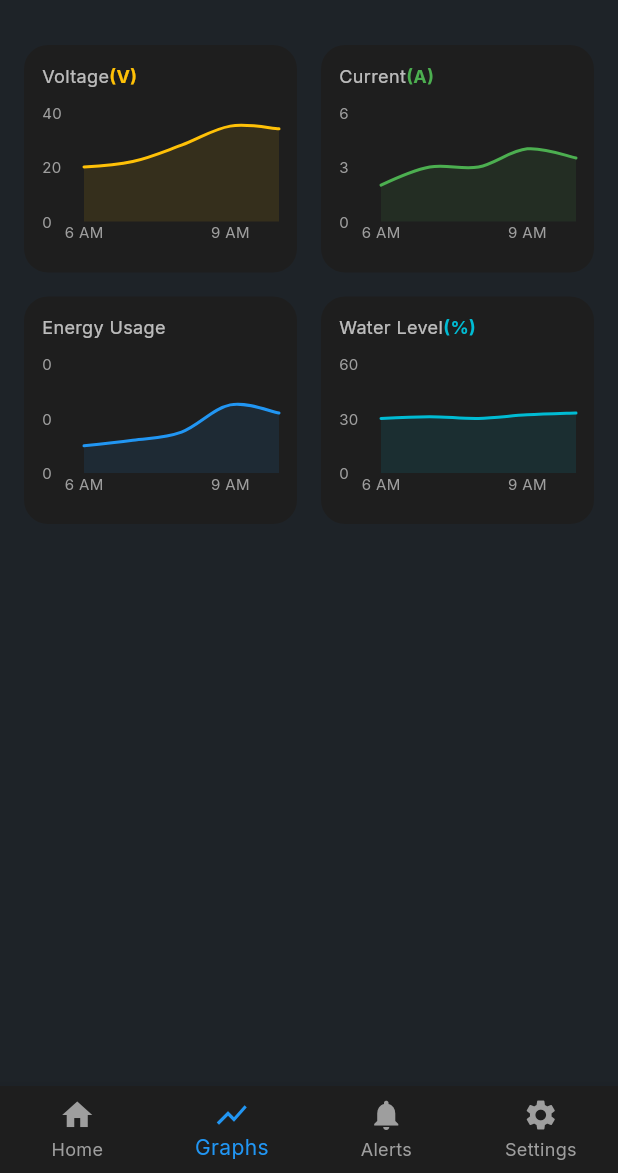
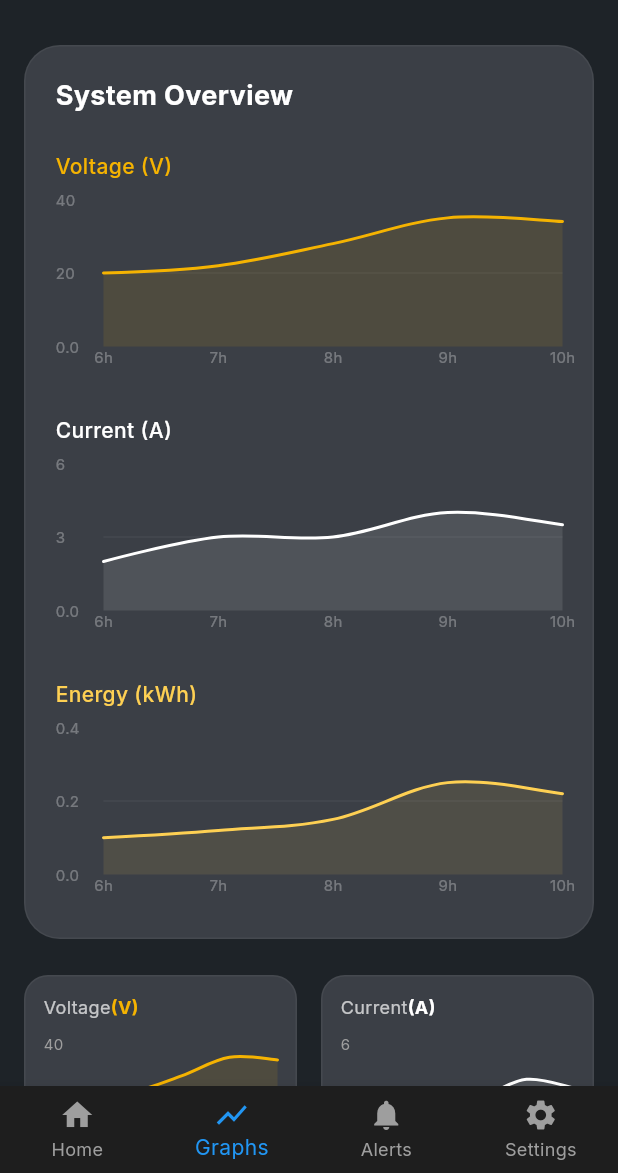
Before and after one commit to Jayabed45/AEAPAMSCTUTC, a Flutter app: the screen it shows after launch, item 2 of the bottom bar chosen, on a phone screen of 412 x 824 dp, the part 63-1236 px from its top. Run offline on Flutter 3.47's test engine with Material 3 defaults, Android fonts, the phone set to English and light mode, and no system bars; drawn by our look-alikes of fl_chart; our stand-ins replace google_fonts.

Commit message:
graphs analytics updated

```diff
--- a/lib/screens/graphs_screen.dart
+++ b/lib/screens/graphs_screen.dart
@@ -2,6 +2,8 @@ import 'package:flutter/material.dart';
 import 'package:fl_chart/fl_chart.dart';
 import '../widgets/statistic_chart.dart';
 import '../widgets/custom_header.dart';
+import '../widgets/combined_charts_section.dart';
+import '../constants/app_colors.dart';
 
 class GraphsScreen extends StatelessWidget {
   const GraphsScreen({super.key});
@@ -9,15 +11,15 @@ class GraphsScreen extends StatelessWidget {
   @override
   Widget build(BuildContext context) {
     return Scaffold(
-      appBar: const CustomHeader(
-        title: Text('Statistics'),
-      ),
+      appBar: const CustomHeader(title: Text('Statistics')),
       body: SafeArea(
         child: SingleChildScrollView(
           padding: const EdgeInsets.all(16.0),
           child: Column(
             crossAxisAlignment: CrossAxisAlignment.start,
             children: [
+              const CombinedChartsSection(),
+              const SizedBox(height: 24),
               LayoutBuilder(
                 builder: (context, constraints) {
                   // Responsive grid: 2 columns on mobile, 3 on tablet, 4 on desktop
@@ -39,7 +41,7 @@ class GraphsScreen extends StatelessWidget {
                       StatisticChart(
                         title: 'Voltage',
                         unit: '(V)',
-                        lineColor: Colors.amber,
+                        lineColor: AppColors.primary,
                         maxY: 40,
                         spots: const [
                           FlSpot(6, 20),
@@ -52,7 +54,7 @@ class GraphsScreen extends StatelessWidget {
                       StatisticChart(
                         title: 'Current',
                         unit: '(A)',
-                        lineColor: Colors.green,
+                        lineColor: Colors.white,
                         maxY: 6,
                         spots: const [
                           FlSpot(6, 2),
@@ -65,7 +67,7 @@ class GraphsScreen extends StatelessWidget {
                       StatisticChart(
                         title: 'Energy Usage',
                         unit: '',
-                        lineColor: Colors.blue,
+                        lineColor: AppColors.secondary,
                         maxY: 0.4,
                         spots: const [
                           FlSpot(6, 0.1),
@@ -78,7 +80,7 @@ class GraphsScreen extends StatelessWidget {
                       StatisticChart(
                         title: 'Water Level',
                         unit: '(%)',
-                        lineColor: Colors.cyan,
+                        lineColor: Colors.white,
                         maxY: 60,
                         spots: const [
                           FlSpot(6, 30),
--- /dev/null
+++ b/lib/widgets/combined_charts_section.dart
@@ -0,0 +1,141 @@
+import 'package:fl_chart/fl_chart.dart';
+import 'package:flutter/material.dart';
+import '../constants/app_colors.dart';
+
+class CombinedChartsSection extends StatelessWidget {
+  const CombinedChartsSection({super.key});
+
+  @override
+  Widget build(BuildContext context) {
+    return Container(
+      padding: const EdgeInsets.all(20),
+      decoration: BoxDecoration(
+        color: AppColors.card,
+        borderRadius: BorderRadius.circular(24),
+        border: Border.all(color: Colors.white.withOpacity(0.05)),
+      ),
+      child: Column(
+        crossAxisAlignment: CrossAxisAlignment.start,
+        children: [
+          const Text(
+            'System Overview',
+            style: TextStyle(
+              color: Colors.white,
+              fontSize: 18,
+              fontWeight: FontWeight.bold,
+            ),
+          ),
+          const SizedBox(height: 24),
+          _buildSingleChart('Voltage (V)', AppColors.primary, 40, [
+            const FlSpot(6, 20),
+            const FlSpot(7, 22),
+            const FlSpot(8, 28),
+            const FlSpot(9, 35),
+            const FlSpot(10, 34),
+          ]),
+          const SizedBox(height: 24),
+          _buildSingleChart('Current (A)', Colors.white, 6, [
+            const FlSpot(6, 2),
+            const FlSpot(7, 3),
+            const FlSpot(8, 3),
+            const FlSpot(9, 4),
+            const FlSpot(10, 3.5),
+          ]),
+          const SizedBox(height: 24),
+          _buildSingleChart('Energy (kWh)', AppColors.secondary, 0.4, [
+            const FlSpot(6, 0.1),
+            const FlSpot(7, 0.12),
+            const FlSpot(8, 0.15),
+            const FlSpot(9, 0.25),
+            const FlSpot(10, 0.22),
+          ]),
+        ],
+      ),
+    );
+  }
+
+  Widget _buildSingleChart(String title, Color color, double maxY, List<FlSpot> spots) {
+    return Column(
+      crossAxisAlignment: CrossAxisAlignment.start,
+      children: [
+        Text(
+          title,
+          style: TextStyle(
+            color: color,
+            fontSize: 14,
+            fontWeight: FontWeight.w500,
+          ),
+        ),
+        const SizedBox(height: 12),
+        SizedBox(
+          height: 120,
+          child: LineChart(
+            LineChartData(
+              gridData: FlGridData(
+                show: true,
+                drawVerticalLine: false,
+                getDrawingHorizontalLine: (value) => FlLine(
+                  color: Colors.white.withOpacity(0.05),
+                  strokeWidth: 1,
+                ),
+              ),
+              titlesData: FlTitlesData(
+                show: true,
+                rightTitles: const AxisTitles(sideTitles: SideTitles(showTitles: false)),
+                topTitles: const AxisTitles(sideTitles: SideTitles(showTitles: false)),
+                bottomTitles: AxisTitles(
+                  sideTitles: SideTitles(
+                    showTitles: true,
+                    reservedSize: 22,
+                    interval: 1,
+                    getTitlesWidget: (value, meta) {
+                      if (value % 1 == 0) {
+                        return Text(
+                          '${value.toInt()}h',
+                          style: TextStyle(color: Colors.white.withOpacity(0.3), fontSize: 10),
+                        );
+                      }
+                      return const SizedBox.shrink();
+                    },
+                  ),
+                ),
+                leftTitles: AxisTitles(
+                  sideTitles: SideTitles(
+                    showTitles: true,
+                    interval: maxY / 2,
+                    reservedSize: 32,
+                    getTitlesWidget: (value, meta) {
+                      return Text(
+                        value >= 1 ? value.toInt().toString() : value.toStringAsFixed(1),
+                        style: TextStyle(color: Colors.white.withOpacity(0.3), fontSize: 10),
+                      );
+                    },
+                  ),
+                ),
+              ),
+              borderData: FlBorderData(show: false),
+              minX: 6,
+              maxX: 10,
+              minY: 0,
+              maxY: maxY,
+              lineBarsData: [
+                LineChartBarData(
+                  spots: spots,
+                  isCurved: true,
+                  color: color,
+                  barWidth: 2,
+                  isStrokeCapRound: true,
+                  dotData: const FlDotData(show: false),
+                  belowBarData: BarAreaData(
+                    show: true,
+                    color: color.withOpacity(0.1),
+                  ),
+                ),
+              ],
+            ),
+          ),
+        ),
+      ],
+    );
+  }
+}
--- a/lib/widgets/combined_dashboard_card.dart
+++ b/lib/widgets/combined_dashboard_card.dart
@@ -120,7 +120,6 @@ class CombinedDashboardCard extends StatelessWidget {
                               voltage,
                               Colors.white,
                               Icons.bolt,
-                              Colors.amber,
                               isMobile,
                             ),
                             SizedBox(width: isMobile ? 16 : 24),
@@ -129,7 +128,6 @@ class CombinedDashboardCard extends StatelessWidget {
                               current,
                               Colors.white,
                               Icons.electrical_services,
-                              Colors.redAccent,
                               isMobile,
                             ),
                           ],
@@ -142,7 +140,6 @@ class CombinedDashboardCard extends StatelessWidget {
                               power,
                               Colors.white,
                               Icons.power,
-                              Colors.blue,
                               isMobile,
                             ),
                             SizedBox(width: isMobile ? 16 : 24),
@@ -151,7 +148,6 @@ class CombinedDashboardCard extends StatelessWidget {
                               temperature,
                               Colors.white,
                               Icons.thermostat,
-                              Colors.orange,
                               isMobile,
                             ),
                           ],
@@ -175,14 +171,14 @@ class CombinedDashboardCard extends StatelessWidget {
                               centerSpaceRadius: isMobile ? 65 : 70,
                               sections: [
                                 PieChartSectionData(
-                                  color: Colors.blueAccent,
+                                  color: AppColors.primary,
                                   value: waterLevel,
                                   title: '',
                                   radius: isMobile ? 20 : 25,
                                   showTitle: false,
                                 ),
                                 PieChartSectionData(
-                                  color: Colors.blueAccent.withOpacity(0.1),
+                                  color: AppColors.primary.withOpacity(0.1),
                                   value: 100 - waterLevel,
                                   title: '',
                                   radius: isMobile ? 20 : 25,
@@ -205,7 +201,7 @@ class CombinedDashboardCard extends StatelessWidget {
                               children: [
                                 Icon(
                                   Icons.water_drop,
-                                  color: Colors.blueAccent,
+                                  color: Colors.white,
                                   size: isMobile ? 24 : 28,
                                 ),
                                 const SizedBox(height: 4),
@@ -256,7 +252,7 @@ class CombinedDashboardCard extends StatelessWidget {
                     isMobile,
                   ),
                   _buildMetricDivider(),
-                  _buildBottomStat('Uptime', '24h 12m', Colors.blue, isMobile),
+                  _buildBottomStat('Uptime', '24h 12m', Colors.white, isMobile),
                 ],
               ),
             ],
@@ -275,7 +271,6 @@ class CombinedDashboardCard extends StatelessWidget {
     String value,
     Color valueColor,
     IconData icon,
-    Color iconColor,
     bool isMobile,
   ) {
     return Expanded(
@@ -285,10 +280,10 @@ class CombinedDashboardCard extends StatelessWidget {
           Container(
             padding: EdgeInsets.all(isMobile ? 8 : 10),
             decoration: BoxDecoration(
-              color: iconColor.withOpacity(0.1),
+              color: Colors.white.withOpacity(0.05),
               borderRadius: BorderRadius.circular(12),
             ),
-            child: Icon(icon, color: iconColor, size: isMobile ? 20 : 24),
+            child: Icon(icon, color: Colors.white, size: isMobile ? 20 : 24),
           ),
           SizedBox(width: isMobile ? 12 : 16),
           Expanded(
--- a/lib/widgets/dashboard_card.dart
+++ b/lib/widgets/dashboard_card.dart
@@ -49,7 +49,7 @@ class DashboardCard extends StatelessWidget {
                   Container(
                     padding: EdgeInsets.all(iconPadding),
                     decoration: BoxDecoration(
-                      color: AppColors.primary.withOpacity(0.15),
+                      color: Colors.white.withOpacity(0.05),
                       shape: BoxShape.circle,
                     ),
                     child: Icon(icon, color: Colors.white, size: iconSize),
--- a/lib/widgets/statistic_chart.dart
+++ b/lib/widgets/statistic_chart.dart
@@ -1,5 +1,6 @@
 import 'package:fl_chart/fl_chart.dart';
 import 'package:flutter/material.dart';
+import '../constants/app_colors.dart';
 
 class StatisticChart extends StatelessWidget {
   final String title;
@@ -22,8 +23,9 @@ class StatisticChart extends StatelessWidget {
     return Container(
       padding: const EdgeInsets.all(12),
       decoration: BoxDecoration(
-        color: const Color(0xFF1E1E1E),
+        color: AppColors.card,
         borderRadius: BorderRadius.circular(16),
+        border: Border.all(color: Colors.white.withOpacity(0.05)),
       ),
       child: Column(
         crossAxisAlignment: CrossAxisAlignment.start,
```
